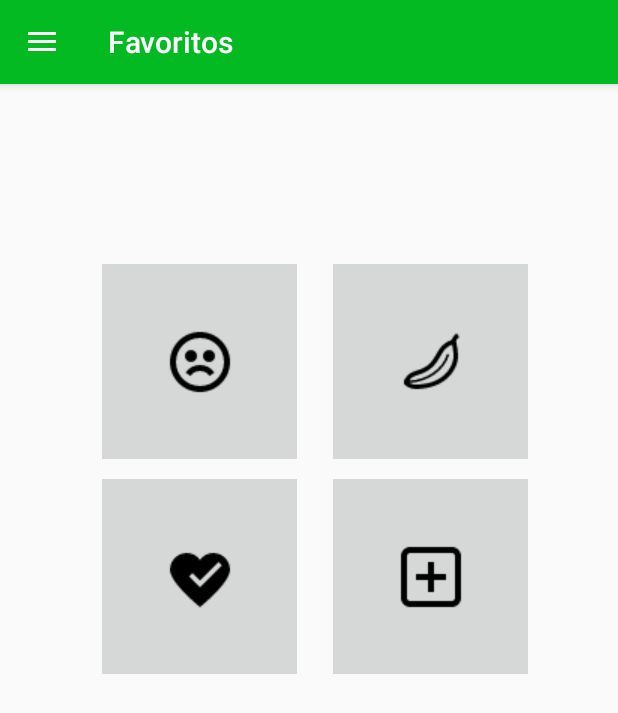
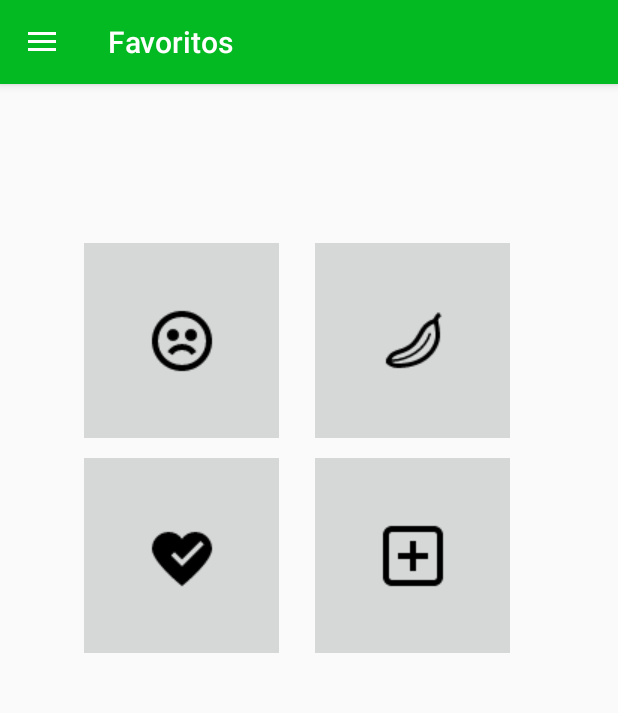
Before and after one commit to ZeroVitz/AppNatureHeal, an Android app: the screen it shows after launch (MainActivity), in the side drawer, after a tap on "Mis favoritos", on a phone screen of 412 x 824 dp. Shown: the top 713 px of the screen. Run offline under Robolectric (Android 15) with nearby library versions, the phone set to English and light mode, and no system bars.

Commit message:
Posiciones de elementos modificados.

```diff
--- a/app/src/main/res/layout/app_bar_main.xml
+++ b/app/src/main/res/layout/app_bar_main.xml
@@ -20,8 +20,6 @@
             app:popupTheme="@style/AppTheme.PopupOverlay"
             />
 
-            />
-
     </android.support.design.widget.AppBarLayout>
 
     <include layout="@layout/content_main" />
--- a/app/src/main/res/layout/fragment_favoritos.xml
+++ b/app/src/main/res/layout/fragment_favoritos.xml
@@ -16,18 +16,10 @@
         android:background="?attr/colorButtonNormal"
         android:layout_marginEnd="24dp"
         android:layout_alignTop="@+id/ejemplo3"
-        android:layout_toStartOf="@+id/ejemplo3" />
+        android:layout_toStartOf="@+id/ejemplo3"
+        android:layout_marginLeft="0dp"
 
-    <ImageButton
-        android:layout_width="130dp"
-        android:layout_height="130dp"
-        app:srcCompat="@drawable/banana"
-        android:layout_marginTop="104dp"
-        android:id="@+id/ejemplo"
-        android:background="?attr/colorButtonNormal"
-        android:layout_marginEnd="44dp"
-        android:layout_alignParentTop="true"
-        android:layout_alignParentEnd="true" />
+    />
 
     <ImageButton
         android:layout_width="130dp"
@@ -37,14 +29,29 @@
         android:layout_height="130dp"
         android:background="?attr/colorButtonNormal"
         android:layout_below="@+id/ejemplo"
-        android:layout_alignStart="@+id/ejemplo" />
+        android:layout_alignStart="@+id/ejemplo"
+        android:layout_marginRight="0dp"
+        />
 
     <ImageButton
         android:layout_width="130dp"
         android:layout_height="130dp"
         app:srcCompat="@drawable/sad"
         android:id="@+id/ejemplo4"
+        android:background="?attr/colorButtonNormal"
+        android:layout_marginLeft="0dp"
         android:layout_alignTop="@+id/ejemplo"
-        android:layout_alignStart="@+id/ejemplo2"
-        android:background="?attr/colorButtonNormal" />
+        android:layout_alignStart="@+id/ejemplo2" />
+
+    <ImageButton
+        android:layout_width="130dp"
+        android:layout_height="130dp"
+        app:srcCompat="@drawable/banana"
+        android:layout_marginTop="90dp"
+        android:id="@+id/ejemplo"
+        android:background="?attr/colorButtonNormal"
+        android:layout_marginEnd="56dp"
+        android:layout_marginRight="10dp"
+        android:layout_alignParentTop="true"
+        android:layout_alignParentEnd="true" />
 </RelativeLayout>
```
Also changed, not shown: app/src/main/res/layout/sugerenciapopup.xml (+21 -21 lines).
